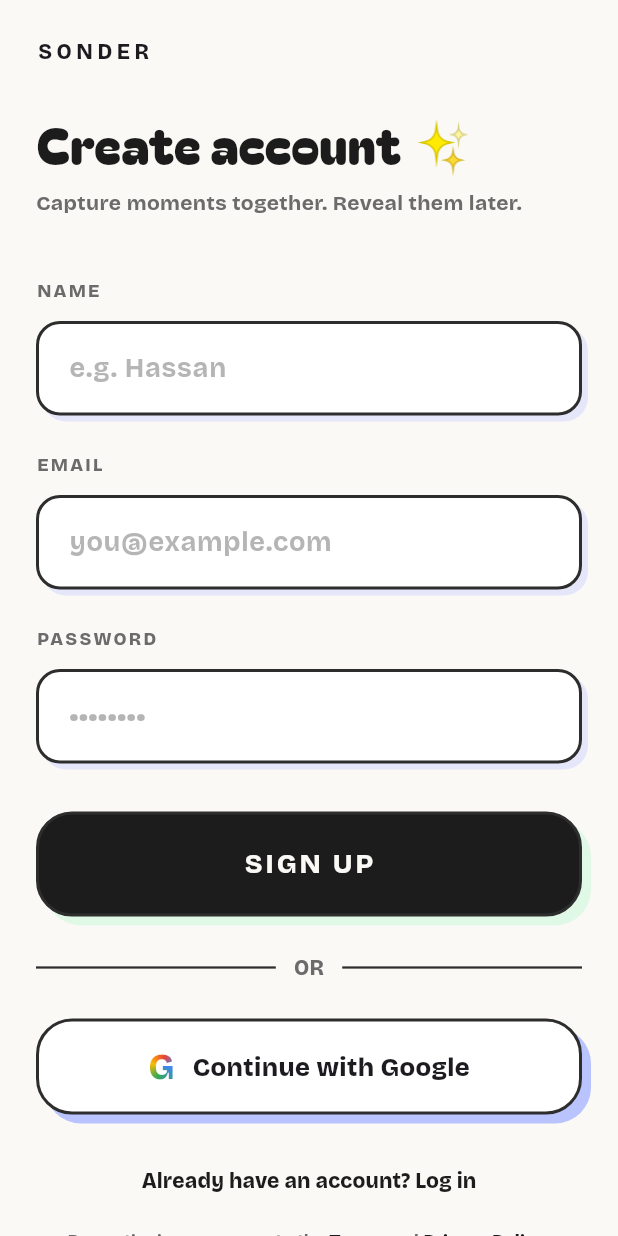
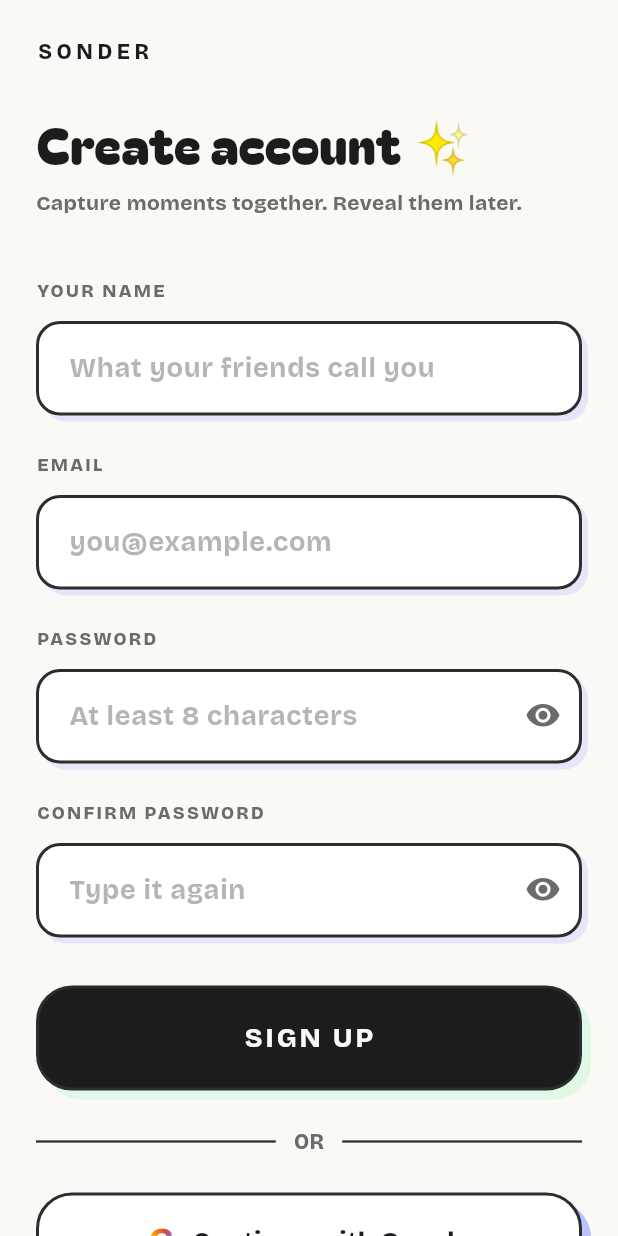
Before and after one commit to Voidnetic/Sonder-App-For-Show, a Flutter app: the screen it shows after launch, after a tap on "LOG IN", after a tap on "New here? Create an account", on a phone screen of 412 x 824 dp. Run offline on Flutter 3.47's test engine with Material 3 defaults, Android fonts, the phone set to English and light mode, and no system bars; our stand-ins replace camera, firebase_core, firebase_messaging, google_sign_in, image_picker, shared_preferences; accounts and stored records are empty; network calls fail.

Commit message:
Change password in Profile, confirm password on sign-up, show/hide password, friendlier name prompt
- Profile > Change password (or Set a password for Google accounts), with current, new and confirm
  boxes and a "Don't remember it?" link to the emailed reset.
- Sign-up and the emailed reset ask for the new password twice.
- Every password box has an eye button to show or hide what's typed.
- The name box asks for "What your friends call you" instead of "e.g. Hassan".

Co-Authored-By: Claude Opus 5.5 <noreply@anthropic.com>
Claude-Session: https://claude.ai/code/session_01WjsQW2SG2aC8Pt6trz7Lt2

```diff
--- a/lib/data/api_client.dart
+++ b/lib/data/api_client.dart
@@ -154,6 +154,10 @@ class SonderApi {
 
   /// Permanently deletes the account on the server, then signs out (unless [signOut] is false, for callers
   /// that need to tidy up their UI first and then call [logout] themselves).
+  /// Changes the password (or sets one on an account made with Google, with [currentPassword] null).
+  Future<void> changePassword({String? currentPassword, required String newPassword}) =>
+      _send('POST', '/auth/change-password', body: {'current_password': ?currentPassword, 'new_password': newPassword});
+
   Future<void> deleteAccount({bool signOut = true}) async {
     await _send('DELETE', '/users/me');
     if (signOut) await logout();
--- a/lib/screens/forgot_password_screen.dart
+++ b/lib/screens/forgot_password_screen.dart
@@ -4,6 +4,7 @@ import 'package:flutter/services.dart';
 import '../data/api_client.dart';
 import '../theme/app_theme.dart';
 import '../widgets/motion.dart';
+import '../widgets/password_field.dart';
 
 /// "Forgot password?": email a code, then set a new password with it (which also signs you in).
 class ForgotPasswordScreen extends StatefulWidget {
@@ -19,6 +20,7 @@ class _ForgotPasswordScreenState extends State<ForgotPasswordScreen> {
   late final _email = TextEditingController(text: widget.initialEmail);
   final _code = TextEditingController();
   final _password = TextEditingController();
+  final _confirm = TextEditingController();
   bool _codeSent = false;
   bool _busy = false;
   String? _error;
@@ -30,6 +32,7 @@ class _ForgotPasswordScreenState extends State<ForgotPasswordScreen> {
     _email.dispose();
     _code.dispose();
     _password.dispose();
+    _confirm.dispose();
     super.dispose();
   }
 
@@ -66,6 +69,10 @@ class _ForgotPasswordScreenState extends State<ForgotPasswordScreen> {
     }
     if (_password.text.length < 8) {
       setState(() => _error = 'Your new password needs at least 8 characters.');
+      return;
+    }
+    if (_password.text != _confirm.text) {
+      setState(() => _error = "The passwords don't match.");
       return;
     }
     await _run(() async {
@@ -108,7 +115,20 @@ class _ForgotPasswordScreenState extends State<ForgotPasswordScreen> {
               ),
               const SizedBox(height: 22),
               _label('NEW PASSWORD'),
-              _field(_password, hint: 'At least 8 characters', key: const Key('reset-password'), obscure: true),
+              PasswordField(
+                controller: _password,
+                hint: 'At least 8 characters',
+                fieldKey: const Key('reset-password'),
+                autofillHints: const [AutofillHints.newPassword],
+              ),
+              const SizedBox(height: 22),
+              _label('CONFIRM NEW PASSWORD'),
+              PasswordField(
+                controller: _confirm,
+                hint: 'Type it again',
+                fieldKey: const Key('reset-confirm'),
+                autofillHints: const [AutofillHints.newPassword],
+              ),
             ],
             if (_error != null) ...[
               const SizedBox(height: 16),
--- a/lib/screens/login_screen.dart
+++ b/lib/screens/login_screen.dart
@@ -7,6 +7,7 @@ import '../data/api_client.dart';
 import '../data/google_auth.dart';
 import '../theme/app_theme.dart';
 import '../widgets/motion.dart';
+import '../widgets/password_field.dart';
 import 'forgot_password_screen.dart';
 
 class LoginScreen extends StatefulWidget {
@@ -20,6 +21,7 @@ class _LoginScreenState extends State<LoginScreen> {
   final _nameController = TextEditingController();
   final _emailController = TextEditingController();
   final _passwordController = TextEditingController();
+  final _confirmController = TextEditingController();
   bool _isSignUp = false;
   bool _busy = false;
   String? _error;
@@ -31,6 +33,7 @@ class _LoginScreenState extends State<LoginScreen> {
     _nameController.dispose();
     _emailController.dispose();
     _passwordController.dispose();
+    _confirmController.dispose();
     super.dispose();
   }
 
@@ -39,12 +42,16 @@ class _LoginScreenState extends State<LoginScreen> {
     final email = _emailController.text.trim();
     final password = _passwordController.text;
 
-    if (email.isEmpty || password.isEmpty || (_isSignUp && name.isEmpty)) {
+    if (email.isEmpty || password.isEmpty || (_isSignUp && (name.isEmpty || _confirmController.text.isEmpty))) {
       setState(() => _error = 'Please fill in every field.');
       return;
     }
     if (_isSignUp && password.length < 8) {
       setState(() => _error = 'Password must be at least 8 characters.');
+      return;
+    }
+    if (_isSignUp && password != _confirmController.text) {
+      setState(() => _error = "The passwords don't match.");
       return;
     }
 
@@ -104,8 +111,13 @@ class _LoginScreenState extends State<LoginScreen> {
             ),
             const SizedBox(height: 40),
             if (_isSignUp) ...[
-              _label('NAME'),
-              _field(_nameController, hint: 'e.g. Hassan', key: const Key('name-field')),
+              _label('YOUR NAME'),
+              _field(
+                _nameController,
+                hint: 'What your friends call you',
+                key: const Key('name-field'),
+                capitalize: true,
+              ),
               const SizedBox(height: 24),
             ],
             _label('EMAIL'),
@@ -117,7 +129,22 @@ class _LoginScreenState extends State<LoginScreen> {
             ),
             const SizedBox(height: 24),
             _label('PASSWORD'),
-            _field(_passwordController, hint: '••••••••', obscure: true, key: const Key('password-field')),
+            PasswordField(
+              controller: _passwordController,
+              hint: _isSignUp ? 'At least 8 characters' : '••••••••',
+              fieldKey: const Key('password-field'),
+              autofillHints: [_isSignUp ? AutofillHints.newPassword : AutofillHints.password],
+            ),
+            if (_isSignUp) ...[
+              const SizedBox(height: 24),
+              _label('CONFIRM PASSWORD'),
+              PasswordField(
+                controller: _confirmController,
+                hint: 'Type it again',
+                fieldKey: const Key('confirm-password-field'),
+                autofillHints: const [AutofillHints.newPassword],
+              ),
+            ],
             if (!_isSignUp)
               Align(
                 alignment: Alignment.centerRight,
@@ -226,6 +253,7 @@ class _LoginScreenState extends State<LoginScreen> {
                     : () => setState(() {
                         _isSignUp = !_isSignUp;
                         _error = null;
+                        _confirmController.clear();
                       }),
                 child: Text(
                   _isSignUp ? 'Already have an account? Log in' : 'New here? Create an account',
@@ -274,6 +302,7 @@ class _LoginScreenState extends State<LoginScreen> {
     TextEditingController controller, {
     required String hint,
     bool obscure = false,
+    bool capitalize = false,
     TextInputType? keyboardType,
     Key? key,
   }) {
@@ -289,6 +318,7 @@ class _LoginScreenState extends State<LoginScreen> {
         controller: controller,
         obscureText: obscure,
         keyboardType: keyboardType,
+        textCapitalization: capitalize ? TextCapitalization.words : TextCapitalization.none,
         autocorrect: false,
         style: const TextStyle(fontSize: 18, fontWeight: FontWeight.bold),
         decoration: InputDecoration(
--- /dev/null
+++ b/lib/widgets/password_field.dart
@@ -0,0 +1,71 @@
+import 'package:flutter/material.dart';
+
+import '../theme/app_theme.dart';
+
+/// A password box in Sonder's style, with an eye button to show or hide what's typed.
+class PasswordField extends StatefulWidget {
+  final TextEditingController controller;
+  final String hint;
+
+  /// Key for the text field itself (tests type into it).
+  final Key? fieldKey;
+  final TextInputAction? textInputAction;
+  final ValueChanged<String>? onSubmitted;
+  final List<String> autofillHints;
+
+  const PasswordField({
+    super.key,
+    required this.controller,
+    this.hint = '••••••••',
+    this.fieldKey,
+    this.textInputAction,
+    this.onSubmitted,
+    this.autofillHints = const [AutofillHints.password],
+  });
+
+  @override
+  State<PasswordField> createState() => _PasswordFieldState();
+}
+
+class _PasswordFieldState extends State<PasswordField> {
+  bool _visible = false;
+
+  @override
+  Widget build(BuildContext context) {
+    return Container(
+      decoration: BoxDecoration(
+        color: AppTheme.kSurface,
+        borderRadius: BorderRadius.circular(16),
+        border: Border.all(color: AppTheme.kBorder, width: 2),
+        boxShadow: [BoxShadow(color: AppTheme.kLavender, offset: const Offset(4, 4))],
+      ),
+      child: TextField(
+        key: widget.fieldKey,
+        controller: widget.controller,
+        obscureText: !_visible,
+        autocorrect: false,
+        enableSuggestions: false,
+        autofillHints: widget.autofillHints,
+        textInputAction: widget.textInputAction,
+        onSubmitted: widget.onSubmitted,
+        cursorColor: AppTheme.kTextPrimary,
+        style: const TextStyle(fontSize: 18, fontWeight: FontWeight.bold),
+        decoration: InputDecoration(
+          hintText: widget.hint,
+          hintStyle: TextStyle(color: AppTheme.kTextSecondary.withValues(alpha: 0.5)),
+          border: InputBorder.none,
+          contentPadding: const EdgeInsets.fromLTRB(20, 16, 4, 16),
+          suffixIcon: IconButton(
+            key: widget.fieldKey == null ? null : Key('${(widget.fieldKey as ValueKey).value}-eye'),
+            tooltip: _visible ? 'Hide password' : 'Show password',
+            icon: Icon(
+              _visible ? Icons.visibility_off_rounded : Icons.visibility_rounded,
+              color: AppTheme.kTextSecondary,
+            ),
+            onPressed: () => setState(() => _visible = !_visible),
+          ),
+        ),
+      ),
+    );
+  }
+}
```
Also changed, not shown: lib/screens/change_password_screen.dart (added, +172 -0 lines), lib/screens/profile_screen.dart (+18 -0 lines), 3 other files.
